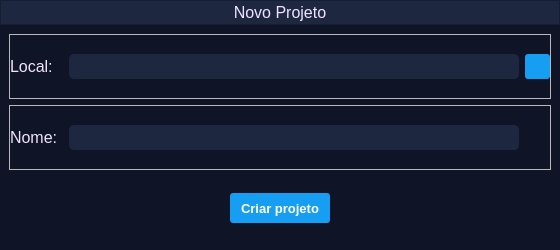
Old version of the form gui/window/ui/JanelaNovoProjeto.ui in the repository AnaliseLuHf/ProjetoLuHf.
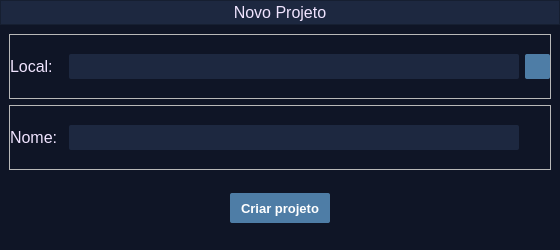
New version of the form. Icons and pictures are not drawn.

What changed in the file:
```diff
--- a/gui/window/ui/JanelaNovoProjeto.ui
+++ b/gui/window/ui/JanelaNovoProjeto.ui
@@ -27,7 +27,7 @@
   </property>
   <property name="styleSheet">
    <string notr="true">*{
-	font-family: &quot;Segoe UI&quot;;
+	font-family: &quot;Arial&quot;;
 	color:#EFE3FE;
 	
 }
@@ -41,9 +41,9 @@
 }
 
 QPushButton{
-	background-color:#169EF2;
+	background-color:#4E7DA6;
 	border: none;
-	border-radius: 3px;
+	border-radius: 2px;
 	color: white;
 }
 QPushButton:hover{
@@ -56,12 +56,12 @@
 
 #label_local_projeto{
 	background-color: #1D2840;
-	border-radius: 5px;
+	border-radius: 2px;
 }
 
 #lineEdit_nome_do_projeto{
 	background-color: #1D2840;
-	border-radius: 5px;
+	border-radius: 2px;
 }</string>
   </property>
   <widget class="QWidget" name="centralwidget">
@@ -205,6 +205,12 @@
                  <height>25</height>
                 </size>
                </property>
+               <property name="font">
+                <font>
+                 <family>Arial</family>
+                 <pointsize>11</pointsize>
+                </font>
+               </property>
                <property name="styleSheet">
                 <string notr="true"/>
                </property>
@@ -282,6 +288,12 @@
                  <height>25</height>
                 </size>
                </property>
+               <property name="font">
+                <font>
+                 <family>Arial</family>
+                 <pointsize>12</pointsize>
+                </font>
+               </property>
                <property name="styleSheet">
                 <string notr="true">font-size: 12pt;</string>
                </property>
@@ -309,7 +321,7 @@
             </property>
             <property name="font">
              <font>
-              <family>Segoe UI</family>
+              <family>Arial</family>
               <pointsize>10</pointsize>
               <bold>true</bold>
              </font>
```
